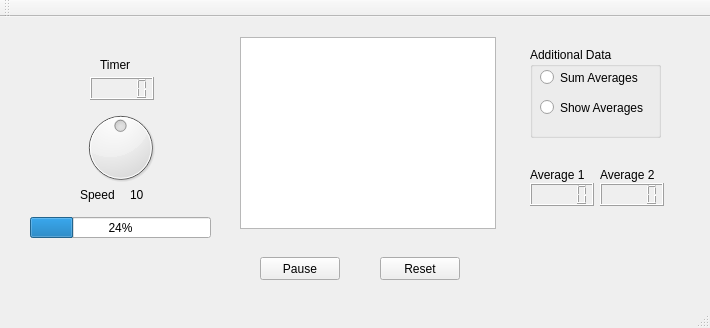
Before: the Qt Designer form mainwindow.ui in edmundormz/QT_Prueba_Final, drawn with Qt 5.
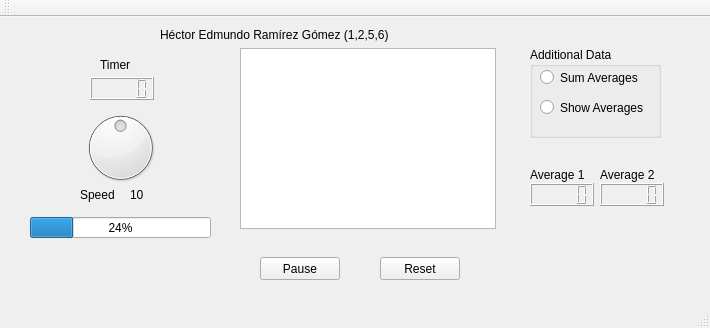
After: the same form once the commit is applied.

The edit to the form file:
```diff
--- a/mainwindow.ui
+++ b/mainwindow.ui
@@ -60,9 +60,9 @@
     <property name="geometry">
      <rect>
       <x>240</x>
-      <y>20</y>
+      <y>31</y>
       <width>256</width>
-      <height>192</height>
+      <height>181</height>
      </rect>
     </property>
    </widget>
@@ -226,6 +226,19 @@
      <string>10</string>
     </property>
    </widget>
+   <widget class="QLabel" name="label">
+    <property name="geometry">
+     <rect>
+      <x>160</x>
+      <y>10</y>
+      <width>255</width>
+      <height>15</height>
+     </rect>
+    </property>
+    <property name="text">
+     <string>Héctor Edmundo Ramírez Gómez (1,2,5,6)</string>
+    </property>
+   </widget>
   </widget>
   <widget class="QMenuBar" name="menuBar">
    <property name="geometry">
```
